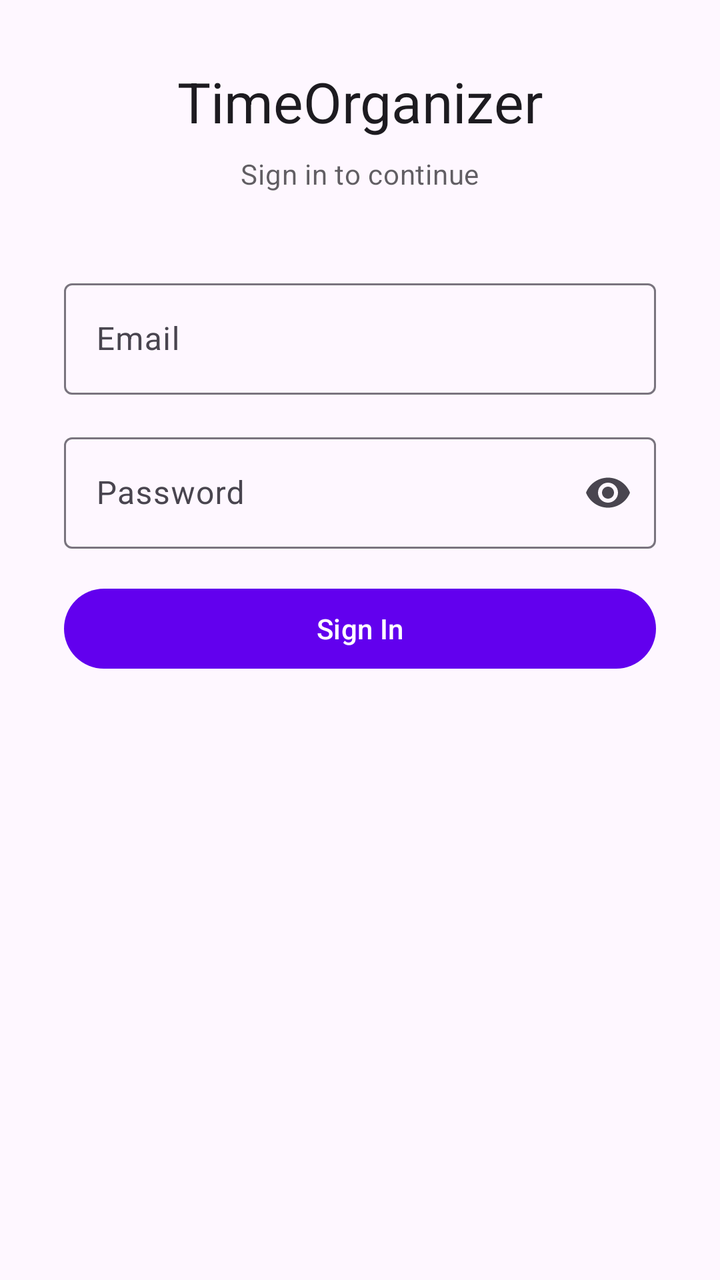
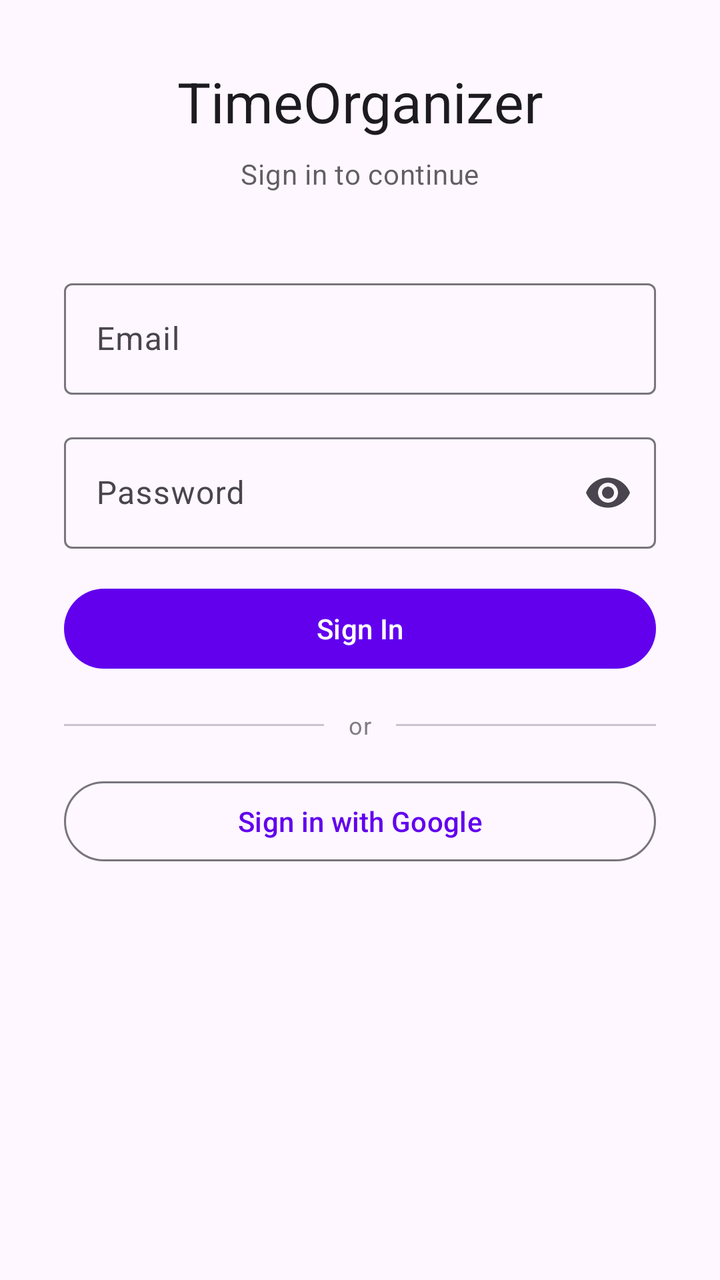

The first picture is an Android layout as it rendered before a commit; the second is the same layout after the commit. The layout source and the unified diff follow.
<!-- AndroidManifest.xml: application theme Theme.TimeOrganizerUsageTracker -->
<!-- res/layout/activity_login.xml -->
<?xml version="1.0" encoding="utf-8"?>
<ScrollView xmlns:android="http://schemas.android.com/apk/res/android"
    xmlns:app="http://schemas.android.com/apk/res-auto"
    android:layout_width="match_parent"
    android:id="@+id/root"
    android:layout_height="match_parent"
    android:clipToPadding="false"
    android:fillViewport="true">

    <LinearLayout
        android:layout_width="match_parent"
        android:layout_height="wrap_content"
        android:orientation="vertical"
        android:gravity="center_horizontal"
        android:padding="32dp"
        android:paddingTop="64dp">

        <TextView
            android:layout_width="wrap_content"
            android:layout_height="wrap_content"
            android:text="TimeOrganizer"
            android:textAppearance="?attr/textAppearanceHeadlineMedium"
            android:layout_marginBottom="8dp" />

        <TextView
            android:layout_width="wrap_content"
            android:layout_height="wrap_content"
            android:text="Sign in to continue"
            android:textAppearance="?attr/textAppearanceBodyMedium"
            android:alpha="0.7"
            android:layout_marginBottom="40dp" />

        <com.google.android.material.textfield.TextInputLayout
            android:id="@+id/tilEmail"
            android:layout_width="match_parent"
            android:layout_height="wrap_content"
            android:hint="Email"
            style="@style/Widget.Material3.TextInputLayout.OutlinedBox"
            android:layout_marginBottom="16dp">

            <com.google.android.material.textfield.TextInputEditText
                android:id="@+id/etEmail"
                android:layout_width="match_parent"
                android:layout_height="wrap_content"
                android:inputType="textEmailAddress"
                android:imeOptions="actionNext"
                android:singleLine="true" />

        </com.google.android.material.textfield.TextInputLayout>

        <com.google.android.material.textfield.TextInputLayout
            android:id="@+id/tilPassword"
            android:layout_width="match_parent"
            android:layout_height="wrap_content"
            android:hint="Password"
            style="@style/Widget.Material3.TextInputLayout.OutlinedBox"
            app:endIconMode="password_toggle"
            android:layout_marginBottom="8dp">

            <com.google.android.material.textfield.TextInputEditText
                android:id="@+id/etPassword"
                android:layout_width="match_parent"
                android:layout_height="wrap_content"
                android:inputType="textPassword"
                android:imeOptions="actionDone"
                android:singleLine="true" />

        </com.google.android.material.textfield.TextInputLayout>

        
        <TextView
            android:id="@+id/tvTwoFactorHint"
            android:layout_width="match_parent"
            android:layout_height="wrap_content"
            android:text="@string/two_factor_hint"
            android:visibility="gone"
            android:textAppearance="?attr/textAppearanceBodyMedium"
            android:layout_marginBottom="8dp" />

        
        <FrameLayout
            android:id="@+id/otpContainer"
            android:layout_width="match_parent"
            android:layout_height="wrap_content"
            android:visibility="gone"
            android:layout_marginBottom="8dp">

            <LinearLayout
                android:id="@+id/otpBoxes"
                android:layout_width="match_parent"
                android:layout_height="wrap_content"
                android:orientation="horizontal" />

            <EditText
                android:id="@+id/etOtp"
                android:layout_width="match_parent"
                android:layout_height="match_parent"
                android:background="@null"
                android:cursorVisible="false"
                android:textColor="@android:color/transparent"
                android:textColorHint="@android:color/transparent"
                android:textColorHighlight="@android:color/transparent"
                android:hint="@string/two_factor_otp_label"
                android:inputType="number"
                android:maxLength="6"
                android:imeOptions="actionDone"
                android:autofillHints="2faAppOTPCode"
                android:importantForAutofill="yes"
                android:saveEnabled="false" />

        </FrameLayout>

        <com.google.android.material.textfield.TextInputLayout
            android:id="@+id/tilCode"
            android:layout_width="match_parent"
            android:layout_height="wrap_content"
            android:hint="@string/two_factor_recovery_code"
            android:visibility="gone"
            style="@style/Widget.Material3.TextInputLayout.OutlinedBox"
            android:layout_marginBottom="8dp">

            <com.google.android.material.textfield.TextInputEditText
                android:id="@+id/etCode"
                android:layout_width="match_parent"
                android:layout_height="wrap_content"
                android:inputType="text"
                android:imeOptions="actionDone"
                android:singleLine="true" />

        </com.google.android.material.textfield.TextInputLayout>

        <com.google.android.material.button.MaterialButton
            android:id="@+id/btnCodeMode"
            style="@style/Widget.Material3.Button.TextButton"
            android:layout_width="wrap_content"
            android:layout_height="wrap_content"
            android:text="@string/two_factor_use_recovery"
            android:visibility="gone" />

        <TextView
            android:id="@+id/tvError"
            android:layout_width="match_parent"
            android:layout_height="wrap_content"
            android:visibility="gone"
            android:textColor="?attr/colorError"
            android:textAppearance="?attr/textAppearanceBodySmall"
            android:layout_marginBottom="8dp" />

        <com.google.android.material.button.MaterialButton
            android:id="@+id/btnLogin"
            android:layout_width="match_parent"
            android:layout_height="wrap_content"
            android:text="@string/login_sign_in"
            android:layout_marginTop="8dp" />

        <ProgressBar
            android:id="@+id/progressBar"
            android:layout_width="wrap_content"
            android:layout_height="wrap_content"
            android:visibility="gone"
            android:layout_marginTop="16dp" />

    </LinearLayout>
</ScrollView>
<!-- resources referenced by this layout -->
<resources>
  <string name="login_sign_in">Sign In</string>
  <string name="two_factor_hint">Enter the 6-digit code from your authenticator app.</string>
  <string name="two_factor_otp_label">6-digit code</string>
  <string name="two_factor_recovery_code">Recovery code</string>
  <string name="two_factor_use_recovery">Use a recovery code</string>
  <style name="Theme.TimeOrganizerUsageTracker" parent="Theme.Material3.DayNight.NoActionBar">
          <item name="colorPrimary">@color/purple_500</item>
          <item name="colorOnPrimary">@color/white</item>
          <item name="colorSecondary">@color/teal_200</item>
          <item name="colorOnSecondary">@color/black</item>
      </style>
  <color name="purple_500">#FF6200EE</color>
  <color name="white">#FFFFFFFF</color>
  <color name="teal_200">#FF03DAC5</color>
  <color name="black">#FF000000</color>
</resources>

<!-- the commit's change to res/layout/activity_login.xml (unified diff, before → after) -->
@@ -44,6 +44,8 @@
                 android:layout_height="wrap_content"
                 android:inputType="textEmailAddress"
                 android:imeOptions="actionNext"
+                android:autofillHints="emailAddress"
+                android:importantForAutofill="yes"
                 android:singleLine="true" />
 
         </com.google.android.material.textfield.TextInputLayout>
@@ -63,6 +65,8 @@
                 android:layout_height="wrap_content"
                 android:inputType="textPassword"
                 android:imeOptions="actionDone"
+                android:autofillHints="password"
+                android:importantForAutofill="yes"
                 android:singleLine="true" />
 
         </com.google.android.material.textfield.TextInputLayout>
@@ -153,6 +157,51 @@
             android:text="@string/login_sign_in"
             android:layout_marginTop="8dp" />
 
+        
+        <LinearLayout
+            android:id="@+id/googleGroup"
+            android:layout_width="match_parent"
+            android:layout_height="wrap_content"
+            android:orientation="vertical"
+            android:layout_marginTop="16dp">
+
+            <LinearLayout
+                android:layout_width="match_parent"
+                android:layout_height="wrap_content"
+                android:orientation="horizontal"
+                android:gravity="center_vertical"
+                android:layout_marginBottom="16dp">
+
+                <com.google.android.material.divider.MaterialDivider
+                    android:layout_width="0dp"
+                    android:layout_height="wrap_content"
+                    android:layout_weight="1" />
+
+                <TextView
+                    android:layout_width="wrap_content"
+                    android:layout_height="wrap_content"
+                    android:text="@string/login_or"
+                    android:textAppearance="?attr/textAppearanceBodySmall"
+                    android:alpha="0.7"
+                    android:layout_marginStart="12dp"
+                    android:layout_marginEnd="12dp" />
+
+                <com.google.android.material.divider.MaterialDivider
+                    android:layout_width="0dp"
+                    android:layout_height="wrap_content"
+                    android:layout_weight="1" />
+
+            </LinearLayout>
+
+            <com.google.android.material.button.MaterialButton
+                android:id="@+id/btnGoogle"
+                style="@style/Widget.Material3.Button.OutlinedButton"
+                android:layout_width="match_parent"
+                android:layout_height="wrap_content"
+                android:text="@string/login_google" />
+
+        </LinearLayout>
+
         <ProgressBar
             android:id="@+id/progressBar"
             android:layout_width="wrap_content"
<!-- resource entries referenced after the edit -->
@@ -1,5 +1,7 @@
 <!-- resources referenced by this layout -->
 <resources>
+  <string name="login_google">Sign in with Google</string>
+  <string name="login_or">or</string>
   <string name="login_sign_in">Sign In</string>
   <string name="two_factor_hint">Enter the 6-digit code from your authenticator app.</string>
   <string name="two_factor_otp_label">6-digit code</string>
